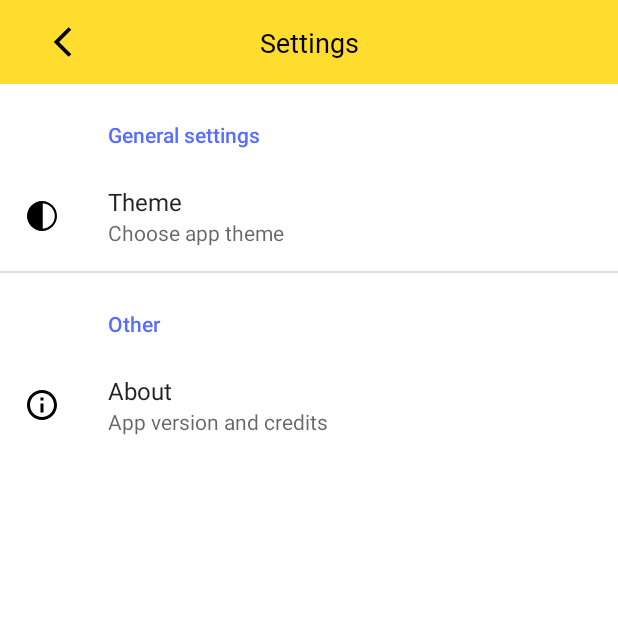
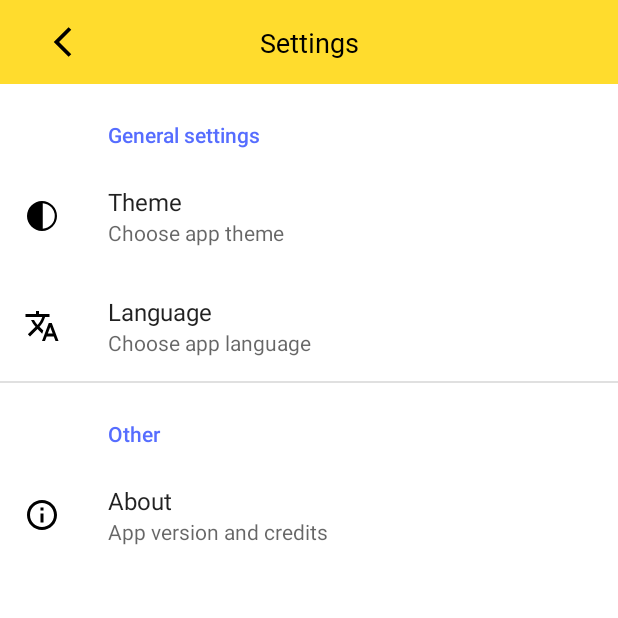
Before and after one commit to FoxFromFuture/tinkoff-travel-app, an Android app: the SettingsFragment screen opened directly, with no data from a screen before it, on a phone screen of 412 x 824 dp, the top half of it. Run offline under Robolectric (Android 15) with nearby library versions, the phone set to English and light mode, and no system bars; our stand-ins replace androidx.preference.

Commit message:
Russian language support & Preference button for language choosing Added Github Actions workflow Updated Critical bugs Fixed

```diff
--- a/app/build.gradle
+++ b/app/build.gradle
@@ -10,10 +10,11 @@ android {
         applicationId "com.tinkoff.travelapp"
         minSdk 23
         targetSdk 32
-        versionCode 1
-        versionName "1.0"
+        versionCode 3
+        versionName "1.0.1"
 
         testInstrumentationRunner "androidx.test.runner.AndroidJUnitRunner"
+        signingConfig signingConfigs.debug
     }
 
     buildTypes {
--- a/app/src/main/java/com/tinkoff/travelapp/entry/SignInActivity.kt
+++ b/app/src/main/java/com/tinkoff/travelapp/entry/SignInActivity.kt
@@ -15,7 +15,6 @@ import com.tinkoff.travelapp.data.AuthorizationViewModel
 import com.tinkoff.travelapp.database.DBManager
 
 class SignInActivity : AppCompatActivity(), View.OnClickListener {
-
     private lateinit var viewModel: AuthorizationViewModel
 
     private var loginPair: String = ""
--- a/app/src/main/java/com/tinkoff/travelapp/menu/AboutUsActivity.kt
+++ b/app/src/main/java/com/tinkoff/travelapp/menu/AboutUsActivity.kt
@@ -7,7 +7,7 @@ import android.view.View
 import android.widget.ImageButton
 import android.widget.TextView
 import androidx.appcompat.app.AppCompatActivity
-import com.tinkoff.travelapp.BuildConfig
+import com.squareup.picasso.BuildConfig
 import com.tinkoff.travelapp.R
 
 class AboutUsActivity : AppCompatActivity(), View.OnClickListener {
--- a/app/src/main/java/com/tinkoff/travelapp/menu/SettingsFragment.kt
+++ b/app/src/main/java/com/tinkoff/travelapp/menu/SettingsFragment.kt
@@ -7,6 +7,7 @@ import androidx.appcompat.app.AppCompatDelegate
 import androidx.preference.ListPreference
 import androidx.preference.Preference
 import androidx.preference.PreferenceFragmentCompat
+import com.tinkoff.travelapp.HideItFragment
 import com.tinkoff.travelapp.R
 
 class SettingsFragment : PreferenceFragmentCompat() {
@@ -18,6 +19,17 @@ class SettingsFragment : PreferenceFragmentCompat() {
             buttonAbout.onPreferenceClickListener = Preference.OnPreferenceClickListener {
                 val intent = Intent(activity, AboutUsActivity::class.java)
                 startActivity(intent)
+                true
+            }
+        }
+
+        val buttonLanguage = findPreference<Preference>("settings_language_choosing")
+        if (buttonLanguage != null) {
+            buttonLanguage.onPreferenceClickListener = Preference.OnPreferenceClickListener {
+                activity?.supportFragmentManager?.beginTransaction()
+                    ?.replace(R.id.settings_activity, HideItFragment(), HideItFragment.TAG)
+                    ?.addToBackStack(null)
+                    ?.commit()
                 true
             }
         }
--- /dev/null
+++ b/app/src/main/res/drawable-night/outline_translate_24.xml
@@ -0,0 +1,10 @@
+<vector android:height="24dp"
+    android:tint="#FFFFFF"
+    android:viewportHeight="24"
+    android:viewportWidth="24"
+    android:width="24dp"
+    xmlns:android="http://schemas.android.com/apk/res/android">
+    <path
+        android:fillColor="@android:color/white"
+        android:pathData="M12.87,15.07l-2.54,-2.51 0.03,-0.03c1.74,-1.94 2.98,-4.17 3.71,-6.53L17,6L17,4h-7L10,2L8,2v2L1,4v1.99h11.17C11.5,7.92 10.44,9.75 9,11.35 8.07,10.32 7.3,9.19 6.69,8h-2c0.73,1.63 1.73,3.17 2.98,4.56l-5.09,5.02L4,19l5,-5 3.11,3.11 0.76,-2.04zM18.5,10h-2L12,22h2l1.12,-3h4.75L21,22h2l-4.5,-12zM15.88,17l1.62,-4.33L19.12,17h-3.24z" />
+</vector>
--- /dev/null
+++ b/app/src/main/res/drawable/outline_translate_24.xml
@@ -0,0 +1,10 @@
+<vector android:height="24dp"
+    android:tint="#000000"
+    android:viewportHeight="24"
+    android:viewportWidth="24"
+    android:width="24dp"
+    xmlns:android="http://schemas.android.com/apk/res/android">
+    <path
+        android:fillColor="@android:color/white"
+        android:pathData="M12.87,15.07l-2.54,-2.51 0.03,-0.03c1.74,-1.94 2.98,-4.17 3.71,-6.53L17,6L17,4h-7L10,2L8,2v2L1,4v1.99h11.17C11.5,7.92 10.44,9.75 9,11.35 8.07,10.32 7.3,9.19 6.69,8h-2c0.73,1.63 1.73,3.17 2.98,4.56l-5.09,5.02L4,19l5,-5 3.11,3.11 0.76,-2.04zM18.5,10h-2L12,22h2l1.12,-3h4.75L21,22h2l-4.5,-12zM15.88,17l1.62,-4.33L19.12,17h-3.24z" />
+</vector>
--- a/app/src/main/res/layout/activity_settings.xml
+++ b/app/src/main/res/layout/activity_settings.xml
@@ -6,6 +6,13 @@
     android:layout_width="match_parent"
     android:layout_height="match_parent"
     tools:context=".menu.SettingsActivity">
+
+    <androidx.fragment.app.FragmentContainerView
+        android:id="@+id/settings_hide_it_fragment"
+        android:layout_width="match_parent"
+        android:layout_height="match_parent"
+        app:layout_constraintEnd_toEndOf="parent"
+        app:layout_constraintStart_toStartOf="parent" />
 
     <androidx.constraintlayout.widget.ConstraintLayout
         android:id="@+id/settings_top_constraint_layout"
--- a/app/src/main/res/layout/activity_sign_in.xml
+++ b/app/src/main/res/layout/activity_sign_in.xml
@@ -85,7 +85,6 @@
         android:text="@string/sign_in_not_registered_yet"
         android:textColor="@color/blue_500"
         android:textSize="15sp"
-        app:layout_constraintEnd_toEndOf="@+id/sign_in_sign_in_button"
         app:layout_constraintStart_toStartOf="@+id/sign_in_sign_in_button"
         app:layout_constraintTop_toBottomOf="@+id/sign_in_sign_in_button" />
 
--- a/app/src/main/res/xml/preferences.xml
+++ b/app/src/main/res/xml/preferences.xml
@@ -12,6 +12,12 @@
             android:summary="@string/settings_theme_choosing_desc"
             android:title="@string/settings_theme_choosing_name"
             app:icon="@drawable/outline_contrast_24" />
+
+        <Preference
+            android:key="settings_language_choosing"
+            android:summary="@string/settings_language_choosing_desc"
+            android:title="@string/settings_language_choosing_name"
+            app:icon="@drawable/outline_translate_24" />
     </PreferenceCategory>
 
     <PreferenceCategory android:title="Other">
```
Also changed, not shown: app/src/main/java/com/tinkoff/travelapp/HideItFragment.kt (added, +36 -0 lines), app/src/main/java/com/tinkoff/travelapp/adapter/TripCardAdapter.kt (+21 -12 lines), app/src/main/java/com/tinkoff/travelapp/application/TinkoffTravelApp.kt (+8 -0 lines), app/src/main/res/drawable-night/ic_outline_close_24.xml (added, +10 -0 lines), app/src/main/res/layout/activity_hide_it.xml (added, +38 -0 lines), app/src/main/res/layout/activity_trip_description.xml (+4 -3 lines), app/src/main/res/values-night/themes.xml (+8 -0 lines), app/src/main/res/values/strings.xml (+14 -5 lines), app/src/main/res/values/themes.xml (+8 -0 lines), 3 other files.
